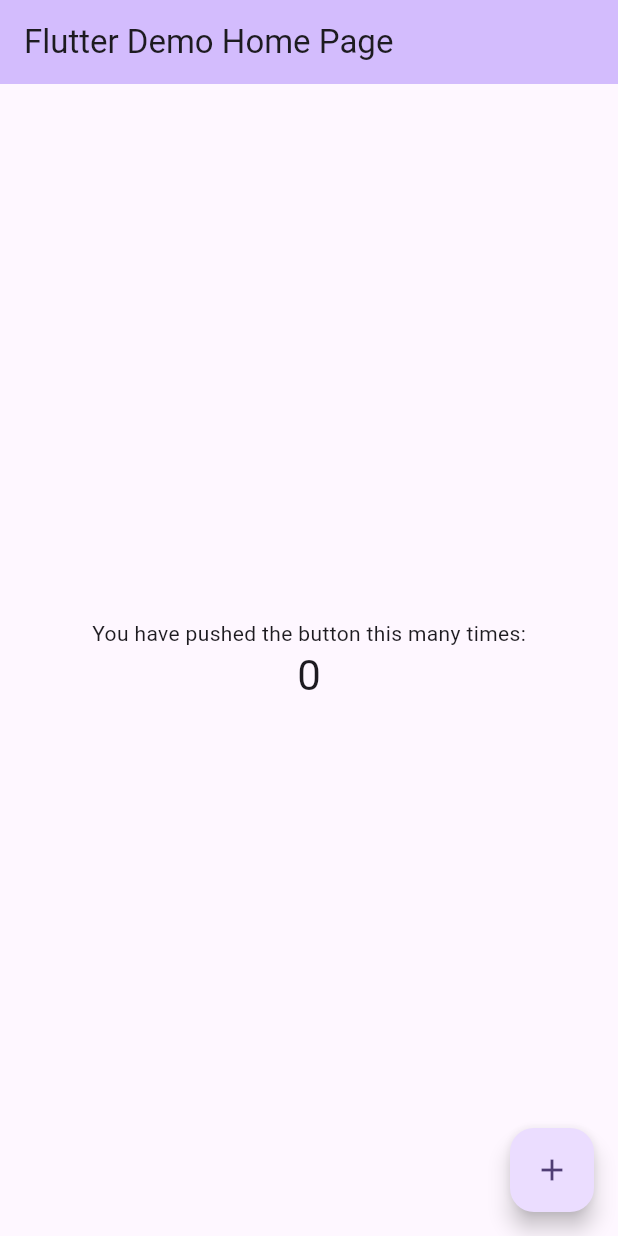
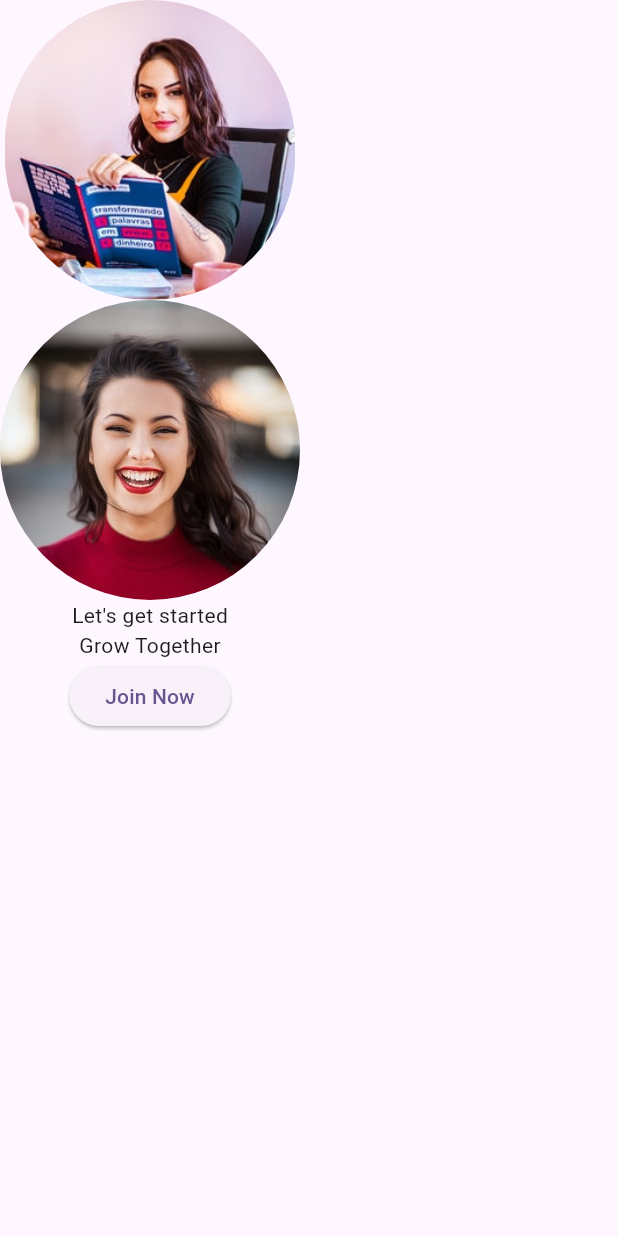
Before and after one commit to ashdodportflutter/ashdod_port_flutter, a Flutter app: the screen it shows after launch, on a phone screen of 412 x 824 dp. Run offline on Flutter 3.47's test engine with Material 2 defaults, Android fonts, the phone set to English and light mode, and no system bars.

Commit message:
Added circular avatars

```diff
--- a/lib/main.dart
+++ b/lib/main.dart
@@ -1,3 +1,4 @@
+import 'package:ashdod_port_flutter/screens/getting_started.dart';
 import 'package:flutter/material.dart';
 
 void main() {
@@ -31,7 +32,7 @@ class MyApp extends StatelessWidget {
         colorScheme: ColorScheme.fromSeed(seedColor: Colors.deepPurple),
         useMaterial3: true,
       ),
-      home: const MyHomePage(title: 'Flutter Demo Home Page'),
+      home: const GetReadyPage()
     );
   }
 }
--- /dev/null
+++ b/lib/screens/getting_started.dart
@@ -0,0 +1,34 @@
+import 'package:flutter/material.dart';
+
+class GetReadyPage extends StatelessWidget {
+  const GetReadyPage({super.key});
+
+  @override
+  Widget build(BuildContext context) {
+    return Scaffold(
+      body: Column(
+        children: [
+          SizedBox(
+            height: 200,
+            child: ClipRRect(
+                borderRadius: BorderRadius.circular(200.0),
+                child: Image.asset('assets/girl2.jpeg')),
+          ),
+          SizedBox(
+            height: 200,
+            child: ClipRRect(
+                borderRadius: BorderRadius.circular(200.0),
+                child: Image.asset('assets/girl1.jpeg')),
+          ),
+          Text('Let\'s get started'),
+          Text('Grow Together'),
+          ElevatedButton(
+              onPressed: () {
+
+              },
+              child: Text('Join Now'))
+        ],
+      ),
+    );
+  }
+}
--- a/pubspec.yaml
+++ b/pubspec.yaml
@@ -59,7 +59,8 @@ flutter:
   uses-material-design: true
 
   # To add assets to your application, add an assets section, like this:
-  # assets:
+  assets:
+      - assets/
   #   - images/a_dot_burr.jpeg
   #   - images/a_dot_ham.jpeg
 
```
Also changed, not shown: assets/girl1.jpeg, assets/girl2.jpeg.
